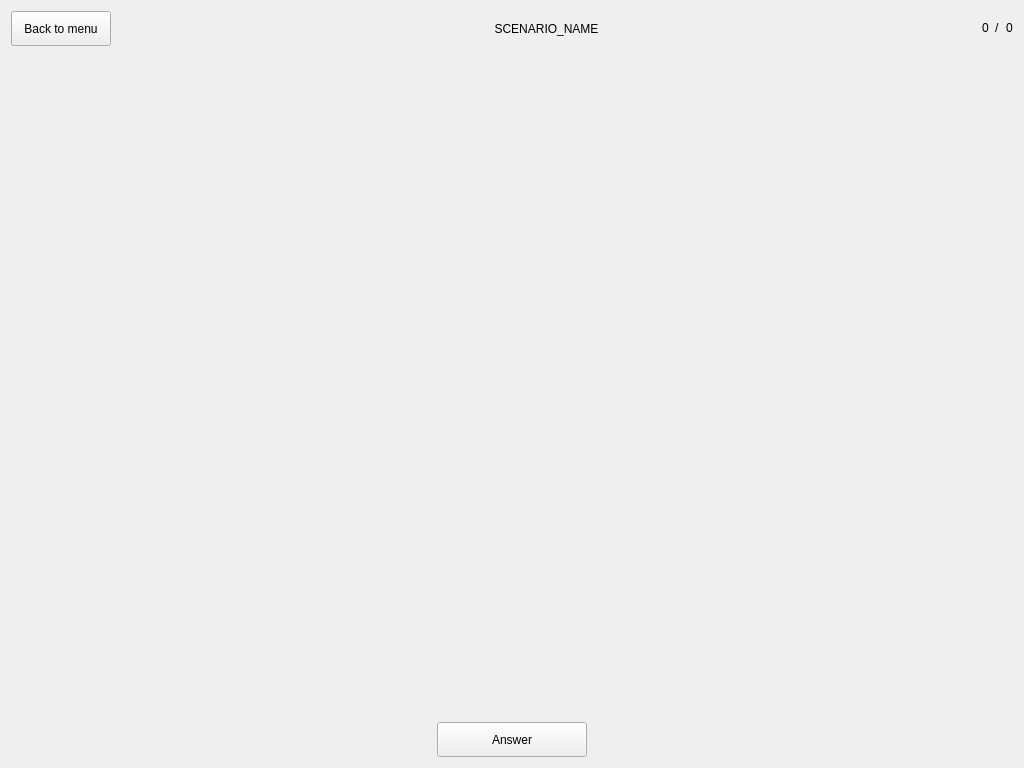
Above: ui/scenario/scenario_view.ui from Serega-SPb/lang_tutor before the change. Below: the same form after it.
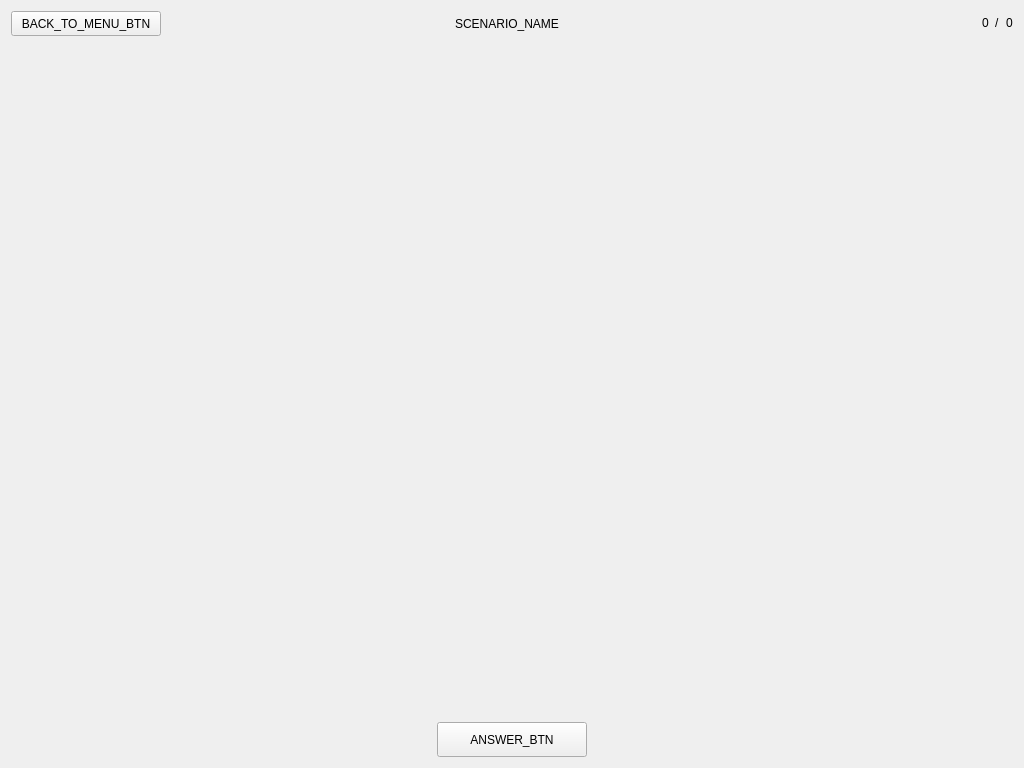
That is the form after the change.

Commit message: added localization: (english and russian) - added class Translator - added param "locale" in config - added folder "locales" to the root directory and modules directories (with locale-files) - added translate_ui methods in the classes View (main, scenario, editor) - changed the variable "quest_type" to an object of class QuestType - changed the attribute "module_name" in the ScenarioData class to "module" (ref to the object of the Module class)

What changed in the file:
```diff
--- a/ui/scenario/scenario_view.ui
+++ b/ui/scenario/scenario_view.ui
@@ -13,28 +13,24 @@
   <property name="windowTitle">
    <string>Form</string>
   </property>
-  <layout class="QGridLayout" name="gridLayout" rowstretch="0,1,0" columnstretch="0,1,0">
-   <item row="1" column="0" colspan="3">
-    <widget class="QWidget" name="exerciseWidget" native="true">
-     <layout class="QGridLayout" name="gridLayout_2">
+  <layout class="QGridLayout" name="gridLayout" rowstretch="0,1,0">
       <item row="0" column="0">
-       <layout class="QGridLayout" name="exerciseLayout"/>
-      </item>
-     </layout>
-    </widget>
-   </item>
-   <item row="0" column="0">
+    <layout class="QHBoxLayout" name="horizontalLayout_2" stretch="1,0,3,1">
+     <property name="sizeConstraint">
+      <enum>QLayout::SetFixedSize</enum>
+     </property>
+     <item>
     <widget class="QPushButton" name="backMenuBtn">
      <property name="sizePolicy">
-      <sizepolicy hsizetype="Fixed" vsizetype="Fixed">
+        <sizepolicy hsizetype="Preferred" vsizetype="Fixed">
        <horstretch>0</horstretch>
        <verstretch>0</verstretch>
       </sizepolicy>
      </property>
      <property name="minimumSize">
       <size>
-       <width>100</width>
-       <height>35</height>
+         <width>150</width>
+         <height>25</height>
       </size>
      </property>
      <property name="maximumSize">
@@ -44,11 +40,24 @@
       </size>
      </property>
      <property name="text">
-      <string>Back to menu</string>
+        <string>BACK_TO_MENU_BTN</string>
      </property>
     </widget>
    </item>
-   <item row="0" column="1">
+     <item>
+      <spacer name="horizontalSpacer_2">
+       <property name="orientation">
+        <enum>Qt::Horizontal</enum>
+       </property>
+       <property name="sizeHint" stdset="0">
+        <size>
+         <width>40</width>
+         <height>20</height>
+        </size>
+       </property>
+      </spacer>
+     </item>
+     <item>
     <widget class="QLabel" name="scenarioLbl">
      <property name="text">
       <string>SCENARIO_NAME</string>
@@ -58,8 +67,27 @@
      </property>
     </widget>
    </item>
-   <item row="0" column="2">
+     <item>
     <layout class="QHBoxLayout" name="counterLayout">
+       <property name="sizeConstraint">
+        <enum>QLayout::SetMinimumSize</enum>
+       </property>
+       <property name="leftMargin">
+        <number>0</number>
+       </property>
+       <item>
+        <spacer name="horizontalSpacer">
+         <property name="orientation">
+          <enum>Qt::Horizontal</enum>
+         </property>
+         <property name="sizeHint" stdset="0">
+          <size>
+           <width>40</width>
+           <height>20</height>
+          </size>
+         </property>
+        </spacer>
+       </item>
      <item>
       <widget class="QLabel" name="currentLbl">
        <property name="sizePolicy">
@@ -101,7 +129,18 @@
      </item>
     </layout>
    </item>
-   <item row="2" column="0" colspan="3">
+    </layout>
+   </item>
+   <item row="1" column="0">
+    <widget class="QWidget" name="exerciseWidget" native="true">
+     <layout class="QGridLayout" name="gridLayout_2">
+      <item row="0" column="0">
+       <layout class="QGridLayout" name="exerciseLayout"/>
+      </item>
+     </layout>
+    </widget>
+   </item>
+   <item row="2" column="0">
     <layout class="QHBoxLayout" name="horizontalLayout" stretch="0">
      <item>
       <widget class="QPushButton" name="answerBtn">
@@ -118,7 +157,7 @@
         </size>
        </property>
        <property name="text">
-        <string>Answer</string>
+        <string>ANSWER_BTN</string>
        </property>
        <property name="autoDefault">
         <bool>false</bool>
```
Lines whose indentation alone changed are shown as unchanged. The commit also changes 41 other files.
